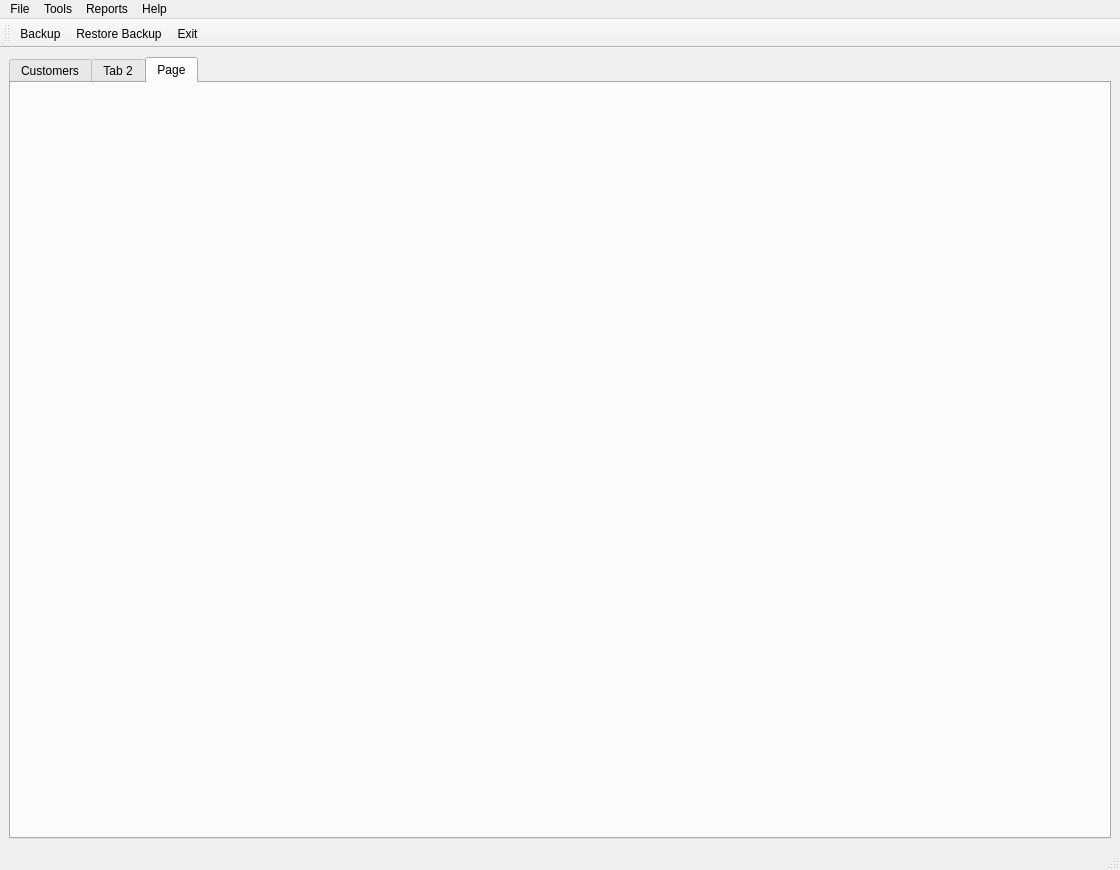
Before: the Qt Designer form templates/backup/window.ui in GabrielgsdCIUwU/ID-QTDesigner-practice, drawn with Qt 5.
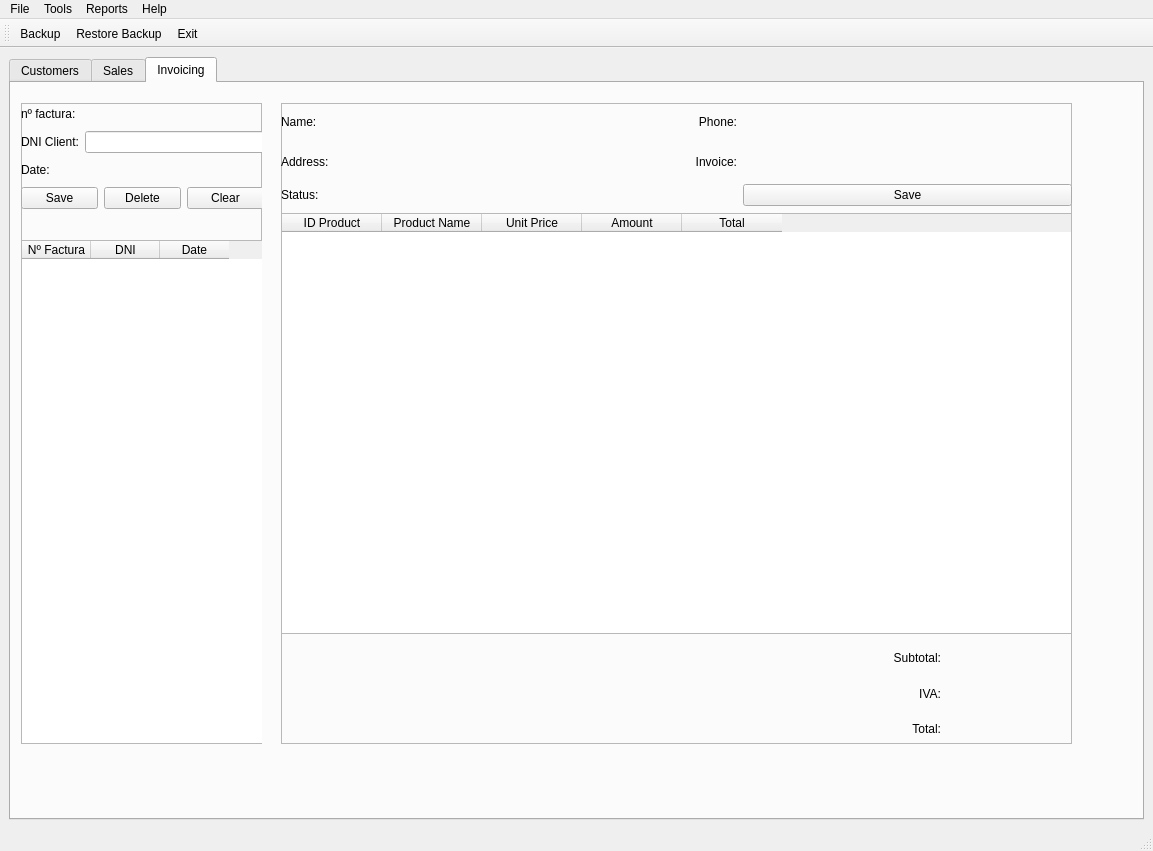
After: the same form once the commit is applied. The open tabs and pages were chosen to show the change. Icons and pictures are not drawn.

Commit message: feat(invoice): Add disabled buttons styles

Patch:
```diff
--- a/templates/backup/window.ui
+++ b/templates/backup/window.ui
@@ -6,8 +6,8 @@
    <rect>
     <x>0</x>
     <y>0</y>
-    <width>1120</width>
-    <height>870</height>
+    <width>1153</width>
+    <height>851</height>
    </rect>
   </property>
   <property name="windowTitle">
@@ -595,13 +595,493 @@
       </widget>
       <widget class="QWidget" name="tab_2">
        <attribute name="title">
-        <string>Tab 2</string>
+        <string>Sales</string>
        </attribute>
       </widget>
       <widget class="QWidget" name="tab">
        <attribute name="title">
-        <string>Page</string>
+        <string>Invoicing</string>
        </attribute>
+       <widget class="QFrame" name="frame">
+        <property name="geometry">
+         <rect>
+          <x>10</x>
+          <y>20</y>
+          <width>241</width>
+          <height>641</height>
+         </rect>
+        </property>
+        <property name="frameShape">
+         <enum>QFrame::StyledPanel</enum>
+        </property>
+        <property name="frameShadow">
+         <enum>QFrame::Raised</enum>
+        </property>
+        <widget class="QWidget" name="layoutWidget">
+         <property name="geometry">
+          <rect>
+           <x>0</x>
+           <y>0</y>
+           <width>243</width>
+           <height>641</height>
+          </rect>
+         </property>
+         <layout class="QVBoxLayout" name="verticalLayout_2">
+          <item>
+           <layout class="QGridLayout" name="gridLayout_5">
+            <item row="0" column="0">
+             <widget class="QLabel" name="label">
+              <property name="minimumSize">
+               <size>
+                <width>0</width>
+                <height>22</height>
+               </size>
+              </property>
+              <property name="text">
+               <string>nº factura:</string>
+              </property>
+             </widget>
+            </item>
+            <item row="0" column="1">
+             <widget class="QLabel" name="lbl_num_factura">
+              <property name="styleSheet">
+               <string notr="true"/>
+              </property>
+              <property name="text">
+               <string/>
+              </property>
+             </widget>
+            </item>
+            <item row="1" column="1">
+             <widget class="QLineEdit" name="le_dni_invoice"/>
+            </item>
+            <item row="1" column="0">
+             <widget class="QLabel" name="label_2">
+              <property name="minimumSize">
+               <size>
+                <width>0</width>
+                <height>22</height>
+               </size>
+              </property>
+              <property name="text">
+               <string>DNI Client:</string>
+              </property>
+             </widget>
+            </item>
+            <item row="2" column="0">
+             <widget class="QLabel" name="label_3">
+              <property name="minimumSize">
+               <size>
+                <width>0</width>
+                <height>22</height>
+               </size>
+              </property>
+              <property name="text">
+               <string>Date:</string>
+              </property>
+             </widget>
+            </item>
+            <item row="2" column="1">
+             <widget class="QLabel" name="lbl_date_factura">
+              <property name="styleSheet">
+               <string notr="true"/>
+              </property>
+              <property name="text">
+               <string/>
+              </property>
+             </widget>
+            </item>
+            <item row="3" column="0" colspan="2">
+             <layout class="QHBoxLayout" name="horizontalLayout_4">
+              <item>
+               <widget class="QPushButton" name="btn_save_invoice">
+                <property name="text">
+                 <string>Save</string>
+                </property>
+               </widget>
+              </item>
+              <item>
+               <widget class="QPushButton" name="btn_delete_invoice">
+                <property name="text">
+                 <string>Delete</string>
+                </property>
+               </widget>
+              </item>
+              <item>
+               <widget class="QPushButton" name="btn_clear_invoice">
+                <property name="text">
+                 <string>Clear</string>
+                </property>
+               </widget>
+              </item>
+             </layout>
+            </item>
+           </layout>
+          </item>
+          <item>
+           <spacer name="verticalSpacer">
+            <property name="orientation">
+             <enum>Qt::Vertical</enum>
+            </property>
+            <property name="sizeType">
+             <enum>QSizePolicy::Maximum</enum>
+            </property>
+            <property name="sizeHint" stdset="0">
+             <size>
+              <width>5</width>
+              <height>25</height>
+             </size>
+            </property>
+           </spacer>
+          </item>
+          <item>
+           <widget class="QTableWidget" name="table_invoice">
+            <property name="editTriggers">
+             <set>QAbstractItemView::NoEditTriggers</set>
+            </property>
+            <property name="alternatingRowColors">
+             <bool>true</bool>
+            </property>
+            <property name="selectionBehavior">
+             <enum>QAbstractItemView::SelectRows</enum>
+            </property>
+            <attribute name="horizontalHeaderDefaultSectionSize">
+             <number>69</number>
+            </attribute>
+            <attribute name="verticalHeaderVisible">
+             <bool>false</bool>
+            </attribute>
+            <column>
+             <property name="text">
+              <string>Nº Factura</string>
+             </property>
+            </column>
+            <column>
+             <property name="text">
+              <string>DNI</string>
+             </property>
+            </column>
+            <column>
+             <property name="text">
+              <string>Date</string>
+             </property>
+            </column>
+           </widget>
+          </item>
+         </layout>
+        </widget>
+       </widget>
+       <widget class="QFrame" name="frame_2">
+        <property name="geometry">
+         <rect>
+          <x>270</x>
+          <y>20</y>
+          <width>791</width>
+          <height>641</height>
+         </rect>
+        </property>
+        <property name="frameShape">
+         <enum>QFrame::StyledPanel</enum>
+        </property>
+        <property name="frameShadow">
+         <enum>QFrame::Raised</enum>
+        </property>
+        <widget class="QTableWidget" name="table_sales">
+         <property name="geometry">
+          <rect>
+           <x>0</x>
+           <y>110</y>
+           <width>791</width>
+           <height>421</height>
+          </rect>
+         </property>
+         <property name="editTriggers">
+          <set>QAbstractItemView::AllEditTriggers</set>
+         </property>
+         <property name="alternatingRowColors">
+          <bool>true</bool>
+         </property>
+         <property name="selectionMode">
+          <enum>QAbstractItemView::NoSelection</enum>
+         </property>
+         <attribute name="verticalHeaderVisible">
+          <bool>false</bool>
+         </attribute>
+         <column>
+          <property name="text">
+           <string>ID Product</string>
+          </property>
+         </column>
+         <column>
+          <property name="text">
+           <string>Product Name</string>
+          </property>
+         </column>
+         <column>
+          <property name="text">
+           <string>Unit Price</string>
+          </property>
+         </column>
+         <column>
+          <property name="text">
+           <string>Amount</string>
+          </property>
+         </column>
+         <column>
+          <property name="text">
+           <string>Total</string>
+          </property>
+         </column>
+        </widget>
+        <widget class="QWidget" name="layoutWidget">
+         <property name="geometry">
+          <rect>
+           <x>0</x>
+           <y>2</y>
+           <width>791</width>
+           <height>101</height>
+          </rect>
+         </property>
+         <layout class="QGridLayout" name="gridLayout_2" columnminimumwidth="0,0,0,0">
+          <item row="0" column="0">
+           <widget class="QLabel" name="label_4">
+            <property name="minimumSize">
+             <size>
+              <width>55</width>
+              <height>0</height>
+             </size>
+            </property>
+            <property name="maximumSize">
+             <size>
+              <width>55</width>
+              <height>16777215</height>
+             </size>
+            </property>
+            <property name="text">
+             <string>Name:</string>
+            </property>
+           </widget>
+          </item>
+          <item row="0" column="1">
+           <widget class="QLabel" name="lbl_name_invoice">
+            <property name="styleSheet">
+             <string notr="true"/>
+            </property>
+            <property name="text">
+             <string/>
+            </property>
+           </widget>
+          </item>
+          <item row="0" column="2">
+           <widget class="QLabel" name="label_6">
+            <property name="maximumSize">
+             <size>
+              <width>60</width>
+              <height>16777215</height>
+             </size>
+            </property>
+            <property name="text">
+             <string>Phone:</string>
+            </property>
+            <property name="alignment">
+             <set>Qt::AlignRight|Qt::AlignTrailing|Qt::AlignVCenter</set>
+            </property>
+           </widget>
+          </item>
+          <item row="0" column="3">
+           <widget class="QLabel" name="lbl_phone_invoice">
+            <property name="styleSheet">
+             <string notr="true"/>
+            </property>
+            <property name="text">
+             <string/>
+            </property>
+           </widget>
+          </item>
+          <item row="1" column="0">
+           <widget class="QLabel" name="label_5">
+            <property name="minimumSize">
+             <size>
+              <width>55</width>
+              <height>0</height>
+             </size>
+            </property>
+            <property name="maximumSize">
+             <size>
+              <width>50</width>
+              <height>16777215</height>
+             </size>
+            </property>
+            <property name="text">
+             <string>Address:</string>
+            </property>
+           </widget>
+          </item>
+          <item row="1" column="1">
+           <widget class="QLabel" name="lbl_address_invoice">
+            <property name="styleSheet">
+             <string notr="true"/>
+            </property>
+            <property name="text">
+             <string/>
+            </property>
+           </widget>
+          </item>
+          <item row="1" column="2">
+           <widget class="QLabel" name="label_7">
+            <property name="maximumSize">
+             <size>
+              <width>60</width>
+              <height>16777215</height>
+             </size>
+            </property>
+            <property name="text">
+             <string>Invoice:</string>
+            </property>
+            <property name="alignment">
+             <set>Qt::AlignRight|Qt::AlignTrailing|Qt::AlignVCenter</set>
+            </property>
+           </widget>
+          </item>
+          <item row="1" column="3">
+           <widget class="QLabel" name="lbl_invoicetype_invoice">
+            <property name="styleSheet">
+             <string notr="true"/>
+            </property>
+            <property name="text">
+             <string/>
+            </property>
+           </widget>
+          </item>
+          <item row="2" column="0">
+           <widget class="QLabel" name="label_8">
+            <property name="maximumSize">
+             <size>
+              <width>55</width>
+              <height>16777215</height>
+             </size>
+            </property>
+            <property name="text">
+             <string>Status:</string>
+            </property>
+           </widget>
+          </item>
+          <item row="2" column="1">
+           <widget class="QLabel" name="lbl_status_invoice">
+            <property name="styleSheet">
+             <string notr="true"/>
+            </property>
+            <property name="text">
+             <string/>
+            </property>
+           </widget>
+          </item>
+          <item row="2" column="3">
+           <widget class="QPushButton" name="btn_save_sale">
+            <property name="text">
+             <string>Save</string>
+            </property>
+           </widget>
+          </item>
+         </layout>
+        </widget>
+        <widget class="QWidget" name="layoutWidget">
+         <property name="geometry">
+          <rect>
+           <x>600</x>
+           <y>540</y>
+           <width>191</width>
+           <height>101</height>
+          </rect>
+         </property>
+         <layout class="QGridLayout" name="gridLayout_6">
+          <item row="0" column="0">
+           <widget class="QLabel" name="label_9">
+            <property name="minimumSize">
+             <size>
+              <width>0</width>
+              <height>0</height>
+             </size>
+            </property>
+            <property name="maximumSize">
+             <size>
+              <width>60</width>
+              <height>16777215</height>
+             </size>
+            </property>
+            <property name="text">
+             <string>Subtotal:</string>
+            </property>
+            <property name="alignment">
+             <set>Qt::AlignRight|Qt::AlignTrailing|Qt::AlignVCenter</set>
+            </property>
+           </widget>
+          </item>
+          <item row="0" column="1">
+           <widget class="QLabel" name="lbl_subtotal_invoice">
+            <property name="styleSheet">
+             <string notr="true"/>
+            </property>
+            <property name="text">
+             <string/>
+            </property>
+           </widget>
+          </item>
+          <item row="1" column="0">
+           <widget class="QLabel" name="label_10">
+            <property name="maximumSize">
+             <size>
+              <width>60</width>
+              <height>16777215</height>
+             </size>
+            </property>
+            <property name="text">
+             <string>IVA:</string>
+            </property>
+            <property name="alignment">
+             <set>Qt::AlignRight|Qt::AlignTrailing|Qt::AlignVCenter</set>
+            </property>
+           </widget>
+          </item>
+          <item row="1" column="1">
+           <widget class="QLabel" name="lbl_iva_invoice">
+            <property name="styleSheet">
+             <string notr="true"/>
+            </property>
+            <property name="text">
+             <string/>
+            </property>
+           </widget>
+          </item>
+          <item row="2" column="0">
+           <widget class="QLabel" name="label_11">
+            <property name="maximumSize">
+             <size>
+              <width>60</width>
+              <height>16777215</height>
+             </size>
+            </property>
+            <property name="text">
+             <string>Total:</string>
+            </property>
+            <property name="alignment">
+             <set>Qt::AlignRight|Qt::AlignTrailing|Qt::AlignVCenter</set>
+            </property>
+           </widget>
+          </item>
+          <item row="2" column="1">
+           <widget class="QLabel" name="lbl_total_invoice">
+            <property name="styleSheet">
+             <string notr="true"/>
+            </property>
+            <property name="text">
+             <string/>
+            </property>
+           </widget>
+          </item>
+         </layout>
+        </widget>
+       </widget>
       </widget>
      </widget>
     </item>
@@ -612,7 +1092,7 @@
     <rect>
      <x>0</x>
      <y>0</y>
-     <width>1120</width>
+     <width>1153</width>
      <height>21</height>
     </rect>
    </property>
```
Left out of the diff: 667 changed lines with no effect on the pictures. The commit also changes 7 other files.
